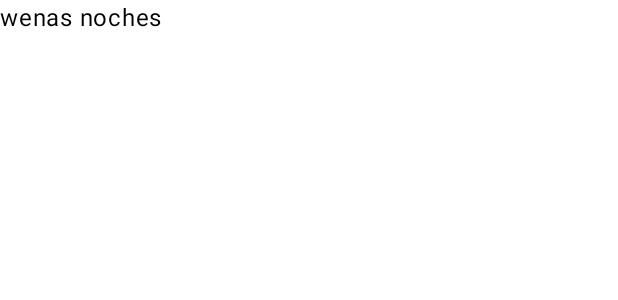
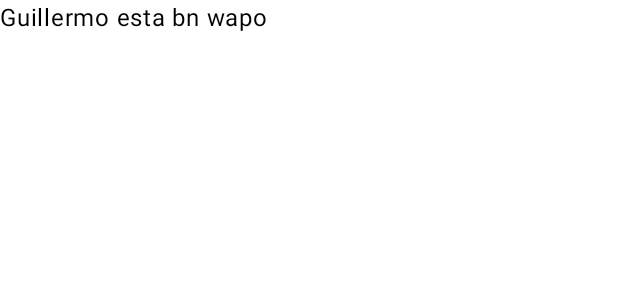
Before and after one commit to Rockking01/NuevoAmanecer, an Android app built with Jetpack Compose: the @Preview function GreetingPreview, on a phone screen of 412 x 824 dp. Shown: the top 300 px of the screen. Run offline under Robolectric (Android 15) with nearby library versions, the phone set to English and light mode, and no system bars.

Commit message:
tercer push

```diff
--- a/app/src/main/java/com/example/nuevoamanecer/MainActivity.kt
+++ b/app/src/main/java/com/example/nuevoamanecer/MainActivity.kt
@@ -34,7 +34,7 @@ class MainActivity : ComponentActivity() {
 fun Greeting(name: String, modifier: Modifier = Modifier) {
     Column {
         Text(
-            text = "wenas noches",
+            text = "Guillermo esta bn wapo",
             modifier = modifier
         )
     }
```
